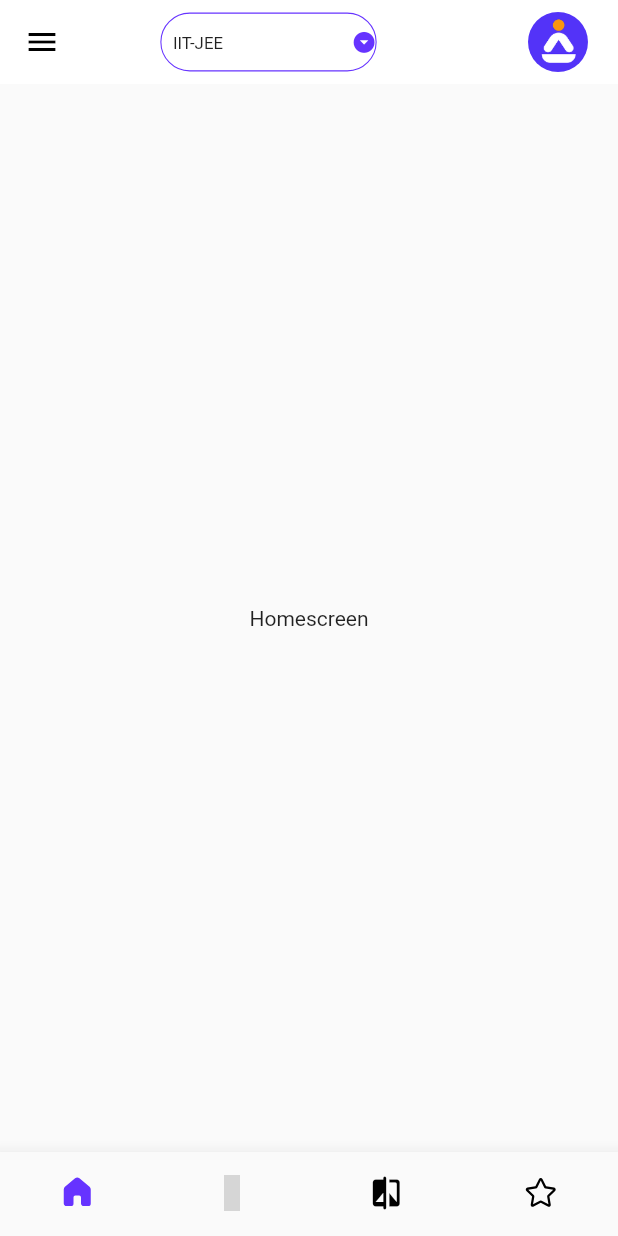
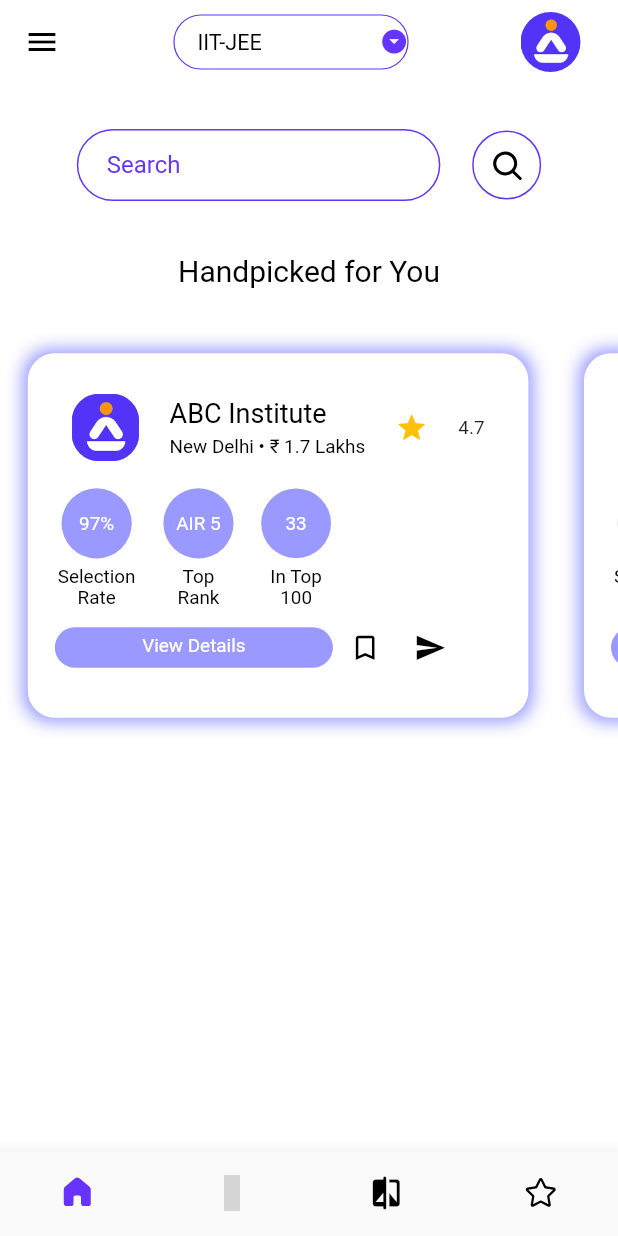
Before and after one commit to afterschoolcareer/afterschool_user_application, a Flutter app: the Homepage screen opened directly, on a phone screen of 412 x 824 dp. Run offline on Flutter 3.47's test engine with Material 2 defaults, Android fonts, the light colour scheme and no system bars; our stand-ins replace fluentui_icons, shared_preferences; accounts and stored records are empty; statements that could not run were skipped; grey boxes are pictures that could not be loaded.

Commit message:
added search bar, search button, and UI for scrollable institute card

```diff
--- /dev/null
+++ b/lib/Homescreen/institute_card.dart
@@ -0,0 +1,257 @@
+import 'package:flutter/cupertino.dart';
+import 'package:flutter/material.dart';
+
+class InstituteCard extends StatefulWidget {
+  const InstituteCard({Key? key}) : super(key: key);
+
+  @override
+  State<InstituteCard> createState() => _InstituteCardState();
+}
+
+class _InstituteCardState extends State<InstituteCard> {
+
+  void onViewDetailsTapped() {
+    print("view details tapped");
+  }
+
+  void onShortlistButtonTapped() {
+    print("shortlist button tapped");
+  }
+
+  void onSendButtonTapped() {
+    print("Send button tapped");
+  }
+  @override
+  Widget build(BuildContext context) {
+    return SizedBox(
+      width: MediaQuery.of(context).size.width *0.90,
+      height: 270,
+      child: Container(
+        padding: const EdgeInsets.only(top:30, left:10, right: 10),
+        decoration: BoxDecoration(
+          color: Colors.white,
+          borderRadius: BorderRadius.circular(20),
+          boxShadow: const [
+            BoxShadow(
+            color: Color(0xff9999ff),
+                spreadRadius: 3,
+                blurRadius: 10,
+                offset: Offset(0, 0)
+          )
+          ]
+        ),
+        child: Column(
+          children: [
+            Row(
+              mainAxisAlignment: MainAxisAlignment.spaceEvenly,
+              children: [
+
+                /* logo container */
+                Container(
+                  height: 50,
+                  width: 50,
+                  decoration: BoxDecoration(
+                      borderRadius: BorderRadius.circular(20.0),
+                      image: const DecorationImage(
+                          fit: BoxFit.cover,
+                          image: AssetImage("images/smicon22.png"))),
+                ),
+
+                /* Institute name and Location and Fees */
+                Column(
+                  crossAxisAlignment: CrossAxisAlignment.start,
+                  children: [
+                    const Text(
+                      "ABC Institute",
+                      style: TextStyle(
+                        color: Colors.black,
+                        fontSize: 20,
+                      ),
+                    ),
+                    const SizedBox(height: 5),
+                    RichText(
+                      text: const TextSpan(
+                        children: [
+                          TextSpan(
+                              text: "New Delhi",
+                            style: TextStyle(
+                              color: Colors.black
+                            )
+                          ),
+                          TextSpan(
+                              text: " • ",
+                            style: TextStyle(
+                              color: Colors.black
+                            )
+                          ),
+                          TextSpan(
+                            text: "₹ 1.7 Lakhs",
+                            style: TextStyle(
+                              color: Colors.black
+                            )
+                          )
+                        ],
+                      ),
+                    )
+                  ],
+                ),
+
+                /* rating Star */
+                const Icon(
+                  Icons.star,
+                  color: Colors.amber,
+                ),
+
+                /* Rating Value */
+                const Text(
+                  "4.7",
+                )
+              ],
+            ),
+
+            const SizedBox(height: 20),
+            /* data metrics */
+            Container(
+              padding: const EdgeInsets.only(left: 10),
+              child: Row(
+                children: [
+                  Column(
+                    children: [
+                      Container(
+                        padding: const EdgeInsets.all(18),
+                        decoration: const BoxDecoration(
+                          shape: BoxShape.circle,
+                          color: Color(0xff9999ff),
+                        ),
+                        child: const Text(
+                          "97%",
+                          style: TextStyle(
+                            color: Colors.white
+                          ),
+                        ),
+                      ),
+                      const SizedBox(height: 5),
+                      const Text(
+                        "Selection",
+                        style: TextStyle(
+                          color: Colors.black,
+                        ),
+                      ),
+                      const Text(
+                        "Rate",
+                        style: TextStyle(
+                          color: Colors.black,
+                        ),
+                      )
+                    ],
+                  ),
+                  const SizedBox(width: 10),
+                  Column(
+                    children: [
+                      Container(
+                        padding: const EdgeInsets.all(18),
+                        decoration: const BoxDecoration(
+                          shape: BoxShape.circle,
+                          color: Color(0xff9999ff),
+                        ),
+                        child: const Text(
+                          "AIR 5",
+                          style: TextStyle(
+                              color: Colors.white
+                          ),
+                        ),
+                      ),
+                      const SizedBox(height: 5),
+                      const Text(
+                        "Top",
+                        style: TextStyle(
+                          color: Colors.black,
+                        ),
+                      ),
+                      const Text(
+                        "Rank",
+                        style: TextStyle(
+                          color: Colors.black,
+                        ),
+                      )
+                    ],
+                  ),
+                  const SizedBox(width: 12),
+                  Column(
+                    children: [
+                      Container(
+                        padding: const EdgeInsets.all(18),
+                        decoration: const BoxDecoration(
+                          shape: BoxShape.circle,
+                          color: Color(0xff9999ff),
+                        ),
+                        child: const Text(
+                          "33",
+                          style: TextStyle(
+                              color: Colors.white
+                          ),
+                        ),
+                      ),
+                      const SizedBox(height: 5),
+                      const Text(
+                        "In Top",
+                        style: TextStyle(
+                          color: Colors.black,
+                        ),
+                      ),
+                      const Text(
+                        "100",
+                        style: TextStyle(
+                          color: Colors.black,
+                        ),
+                      )
+                    ],
+                  ),
+                ],
+              ),
+            ),
+            const SizedBox(height: 5),
+            Container(
+              padding: const EdgeInsets.only(left: 10),
+              child: Row(
+                children: [
+                  InkWell(
+                    onTap: onViewDetailsTapped,
+                    child: Container(
+                      padding: const EdgeInsets.only(top: 5, bottom: 5),
+                      width: MediaQuery.of(context).size.width / 2,
+                      height: 30,
+                      decoration: BoxDecoration(
+                        borderRadius: BorderRadius.circular(15),
+                        color: const Color(0xff9999ff),
+                      ),
+                      child: const Text(
+                        "View Details",
+                        textAlign: TextAlign.center,
+                        style: TextStyle(
+                          color: Colors.white,
+                        ),
+                      ),
+                    ),
+                  ),
+                  IconButton(
+                      onPressed: onShortlistButtonTapped,
+                      icon: const Icon(
+                        Icons.bookmark_border_outlined,
+                        color: Colors.black,
+                      )),
+                  IconButton(
+                      onPressed: onSendButtonTapped,
+                      icon: const Icon(
+                        Icons.send,
+                        color: Colors.black,
+                      )),
+                ],
+              ),
+            )
+          ],
+        ),
+      ),
+    );
+  }
+}
--- a/lib/Homescreen/main_screen.dart
+++ b/lib/Homescreen/main_screen.dart
@@ -1,3 +1,5 @@
+import 'package:afterschool/Homescreen/institute_card.dart';
+import 'package:fluentui_icons/fluentui_icons.dart';
 import 'package:flutter/cupertino.dart';
 import 'package:flutter/material.dart';
 
@@ -9,11 +11,122 @@ class MainScreen extends StatefulWidget {
 }
 
 class _MainScreenState extends State<MainScreen> {
+  TextEditingController searchBarController = TextEditingController();
+  /* when the search button is clicked */
+  void onSearchQuery() {
+    String searchQuery = searchBarController.text;
+    //code to execute the search
+  }
   @override
   Widget build(BuildContext context) {
-    return const Scaffold(
-      body: Center(
-        child: Text("Homescreen"),
+    var size = MediaQuery.of(context).size;
+    var height = size.height;
+    var width = size.width;
+    return Scaffold(
+      backgroundColor: Colors.white,
+      body: ListView(
+        children: [
+          Container(
+           // padding: const EdgeInsets.only(top: 30, left: 30, right: 30),
+            child: Column(
+              children: [
+                Container(
+                  padding: const EdgeInsets.only(top: 30, left: 30, right: 30),
+                  child: Row(
+                    mainAxisAlignment: MainAxisAlignment.spaceEvenly,
+                    children: [
+
+                      /* Search Bar */
+                      SizedBox(
+                        width: width/1.7,
+                        child: TextFormField(
+                          controller: searchBarController,
+                          decoration: const InputDecoration(
+                            contentPadding: EdgeInsets.only(left:20, top:0, bottom: 0),
+                            hintText: "Search",
+                            hintStyle: TextStyle(
+                              color: Color(0xff6633ff)
+                            ),
+                            enabledBorder: OutlineInputBorder(
+                              borderSide:
+                              BorderSide(color: Color(0xff6633ff)),
+                              borderRadius: BorderRadius.all(
+                                  Radius.circular(40.0)),
+                            ),
+                            focusedBorder: OutlineInputBorder(
+                              borderSide: BorderSide(
+                                  color: Color(0xff6633ff)),
+                              borderRadius: BorderRadius.all(
+                                  Radius.circular(40.0)),
+                            ),
+                          )
+                        ),
+                      ),
+
+                      /* Search Button*/
+                      InkWell(
+                        onTap: () => onSearchQuery,
+                        child: Container(
+                          padding: const EdgeInsets.all(10.0),
+                          decoration: BoxDecoration(
+                              borderRadius: BorderRadius.circular(30.0),
+                            border: Border.all(
+                              color: const Color(0xff6633ff)
+                            )
+                              ),
+                          child: const Icon(
+                            FluentSystemIcons.ic_fluent_search_filled,
+                            color: Colors.black,
+                          ),
+                        ),
+                      ),
+                    ],
+                  ),
+                ),
+                const SizedBox(height: 35),
+                RichText(
+                  textAlign: TextAlign.center,
+                  text: const TextSpan(
+                    text: "Handpicked for You",
+                    style: TextStyle(
+                      color: Colors.black,
+                      fontSize: 20,
+                    )
+                  ),
+                ),
+                const SizedBox(height: 30),
+                SingleChildScrollView(
+                  scrollDirection: Axis.horizontal,
+                  padding: EdgeInsets.zero,
+                  child: Row(
+                    children: [
+                      Transform.scale(
+                        scale: 0.90,
+                        child: const InstituteCard(),
+                      ),
+                      Transform.scale(
+                        scale: 0.90,
+                        child: const InstituteCard(),
+                      ),
+                      Transform.scale(
+                        scale: 0.90,
+                        child: const InstituteCard(),
+                      ),
+                      Transform.scale(
+                        scale: 0.90,
+                        child: const InstituteCard(),
+                      ),
+                      Transform.scale(
+                        scale: 0.90,
+                        child: const InstituteCard(),
+                      ),
+                    ],
+                  ),
+                )
+              ],
+            ),
+          )
+        ],
       ),
     );
   }
--- a/lib/home.dart
+++ b/lib/home.dart
@@ -84,10 +84,10 @@ class _HomepageState extends State<Homepage> {
           Row(
             children: [
               Container(
+                padding: const EdgeInsets.all(5),
                 width: width/2,
-                height: 60,
                 child: Transform.scale(
-                  scale: 0.7,
+                  scale: 0.8,
                   child: DropdownButtonFormField<String>(
                     icon: const Icon(
                       Icons.arrow_drop_down_circle,
@@ -101,10 +101,15 @@ class _HomepageState extends State<Homepage> {
                       );
                     }).toList(),
                     value: currentSelected,
+                    style: const TextStyle(
+                      fontSize: 18,
+                      color: Colors.black
+                    ),
                     onChanged: (selectedValueNew) {
                       setState(() => currentSelected = selectedValueNew as String);
                     },
                     decoration: const InputDecoration(
+                      contentPadding: EdgeInsets.only(left: 20, right: 20),
                       enabledBorder: OutlineInputBorder(
                         borderSide:
                         BorderSide(color: Color(0xff6633ff)),
@@ -121,7 +126,7 @@ class _HomepageState extends State<Homepage> {
                   ),
                 ),
               ),
-              const SizedBox(width: 70),
+              const SizedBox(width: 50),
               InkWell(
                 onTap: () => print("Profile icon tapped"),
                 child: Container(
@@ -134,7 +139,7 @@ class _HomepageState extends State<Homepage> {
                           image: AssetImage("images/smicon22.png"))),
                 ),
               ),
-              const SizedBox(width: 20)
+              const SizedBox(width: 25)
             ],
           )
         ],
```
